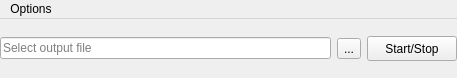
The window that Holovibes/lightui.ui (DigitalHolography/Holovibes) describes before a commit, drawn with Qt 5.
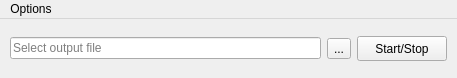
The same window after the commit. Custom widgets are drawn as their Qt base class.

Commit message: cleanup + trying to save ui state to json

The edit to the form file:
```diff
--- a/Holovibes/lightui.ui
+++ b/Holovibes/lightui.ui
@@ -28,16 +28,22 @@
      <enum>QLayout::SetNoConstraint</enum>
     </property>
     <property name="leftMargin">
-     <number>0</number>
+     <number>10</number>
     </property>
     <property name="rightMargin">
-     <number>0</number>
+     <number>10</number>
     </property>
     <item>
      <layout class="QHBoxLayout" name="outputFileSelectionLayout">
       <property name="spacing">
        <number>6</number>
       </property>
+      <property name="leftMargin">
+       <number>0</number>
+      </property>
+      <property name="rightMargin">
+       <number>0</number>
+      </property>
       <item>
        <widget class="holovibes::gui::Drag_drop_lineedit" name="OutputFilePathLineEdit">
         <property name="inputMask">
```
Left out of the diff: 37 changed lines with no effect on the pictures. The commit also changes 5 other files.
